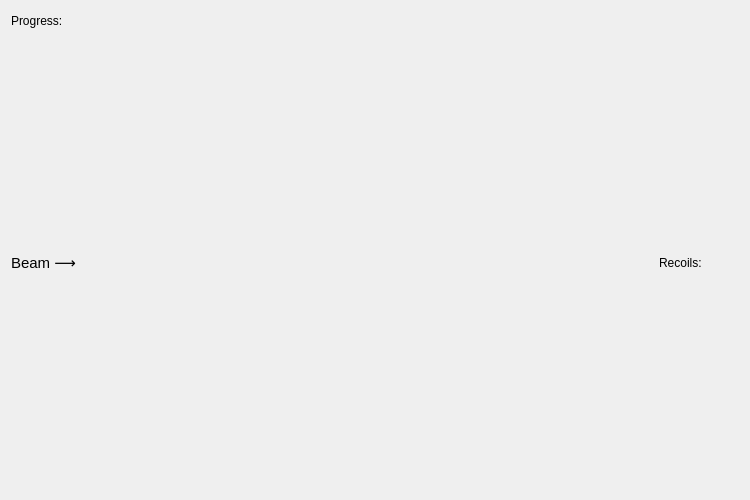
The window that ui_files/ui_optimization_results_widget.ui (JYU-IBA/potku) describes before a commit, drawn with Qt 5.
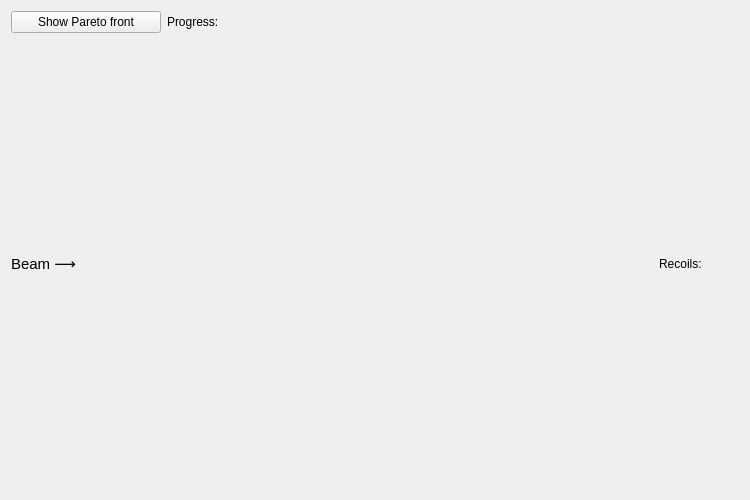
The same window after the commit.

Commit message:
Pareto front displayed and error handling
- Result widget now displays the current Pareto front when optimization
  is running (for recoil optimization only).
- Added exception handling to couple of places were optimization could
  crash. An error message is shown to user.
- Added some TODOs

The edit to the form file:
```diff
--- a/ui_files/ui_optimization_results_widget.ui
+++ b/ui_files/ui_optimization_results_widget.ui
@@ -25,6 +25,19 @@
   <layout class="QGridLayout" name="gridLayout">
    <item row="0" column="0" rowspan="2" colspan="2">
     <layout class="QHBoxLayout" name="horizontalLayout_2">
+     <item>
+      <widget class="QPushButton" name="pushButton">
+       <property name="minimumSize">
+        <size>
+         <width>150</width>
+         <height>0</height>
+        </size>
+       </property>
+       <property name="text">
+        <string>Show Pareto front</string>
+       </property>
+      </widget>
+     </item>
      <item>
       <widget class="QLabel" name="label">
        <property name="text">
```
The commit also changes 5 other files.
